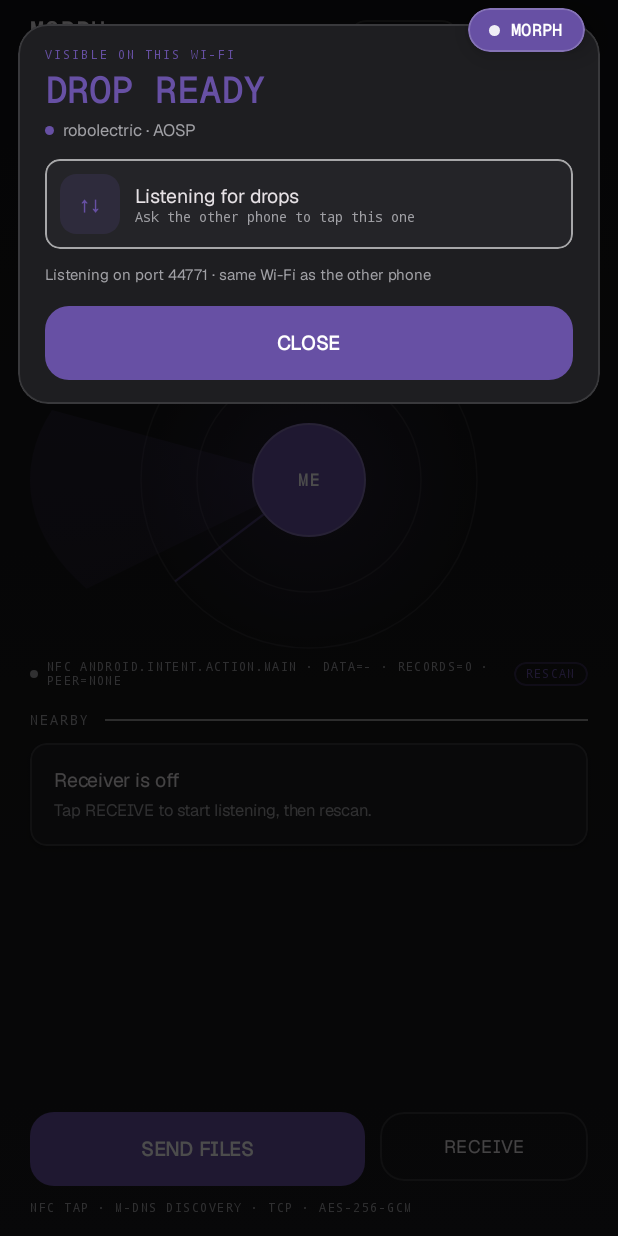
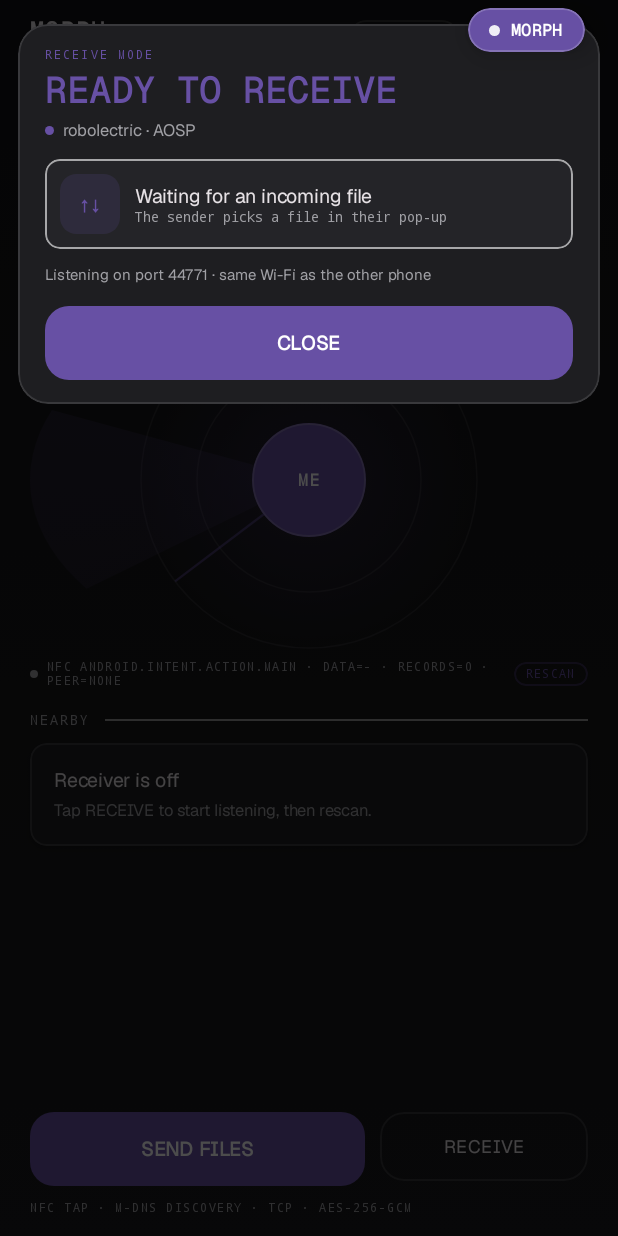
Before and after one commit to shad1k2/morph, an Android app built with Jetpack Compose: the screen it shows after launch (MainActivity), after a tap on "RECEIVE", on a phone screen of 412 x 824 dp. Run offline under Robolectric (Android 15) with nearby library versions, the phone set to English and light mode, and no system bars.

Commit message:
feat(ui): SEND/RECEIVE mode cards for NFC handoff

```diff
--- a/app/build.gradle.kts
+++ b/app/build.gradle.kts
@@ -11,8 +11,8 @@ android {
         applicationId = "io.morph.app"
         minSdk = 29
         targetSdk = 35
-        versionCode = 11
-        versionName = "0.6.0"
+        versionCode = 12
+        versionName = "0.6.1"
     }
 
     buildFeatures {
--- a/app/src/main/java/io/morph/app/MorphEngine.kt
+++ b/app/src/main/java/io/morph/app/MorphEngine.kt
@@ -70,6 +70,8 @@ data class DropUi(
     val ok: Boolean = true,
     /** Optional action shown on a READY card (e.g. "SEND FILE" after NFC tap). */
     val actionLabel: String? = null,
+    /** SEND for the tapping phone, RECEIVE for the tag owner / QS tile. */
+    val mode: String? = null,
 )
 
 /**
@@ -203,6 +205,7 @@ object MorphEngine {
                 shell = peer.shell,
                 message = "Connected over NFC · ${peer.host}",
                 actionLabel = "SEND FILE",
+                mode = "SEND",
             )
         )
     }
@@ -217,10 +220,11 @@ object MorphEngine {
                 peerName = deviceName(),
                 shell = ThemePrefs.selected(ctx),
                 message = "Listening on port $localPort · same Wi-Fi as the other phone",
+                mode = "RECEIVE",
             )
         )
         scope.launch {
-            delay(10_000)
+            delay(30_000)
             if (drop?.kind == DropKind.READY) publish(ctx, null)
         }
     }
--- a/app/src/main/java/io/morph/app/OverlayPopup.kt
+++ b/app/src/main/java/io/morph/app/OverlayPopup.kt
@@ -71,7 +71,8 @@ fun OverlayPopup(
             ) {
                 MonoLabel(
                     when {
-                        drop.kind == DropKind.READY -> "VISIBLE ON THIS WI-FI"
+                        drop.kind == DropKind.READY ->
+                            if (drop.mode == "SEND") "SEND MODE · NFC TAP" else "RECEIVE MODE"
                         incoming && phase == TransferPhase.PROMPT -> "INCOMING DROP"
                         incoming && phase == TransferPhase.RUNNING -> "RECEIVING"
                         incoming -> "TRANSFER COMPLETE"
@@ -86,7 +87,11 @@ fun OverlayPopup(
                 Text(
                     when {
                         drop.kind == DropKind.READY ->
-                            if (theme.uppercaseHeadline) "DROP READY" else "Drop ready"
+                            if (drop.mode == "SEND") {
+                                if (theme.uppercaseHeadline) "DROP READY" else "Drop ready"
+                            } else {
+                                if (theme.uppercaseHeadline) "READY TO RECEIVE" else "Ready to receive"
+                            }
                         incoming && phase == TransferPhase.PROMPT ->
                             if (theme.uppercaseHeadline) "DROP READY" else "Drop ready"
                         incoming && phase == TransferPhase.RUNNING -> "In flight"
@@ -128,7 +133,7 @@ fun OverlayPopup(
 
                 Spacer(Modifier.height(12.dp))
                 if (drop.kind == DropKind.READY) {
-                    ReadyRow(theme)
+                    ReadyRow(theme, drop.mode == "SEND")
                 } else {
                     OverlayFileRow(theme, drop)
                 }
@@ -205,7 +210,7 @@ fun OverlayPopup(
 }
 
 @Composable
-private fun ReadyRow(theme: ShellTheme) {
+private fun ReadyRow(theme: ShellTheme, sending: Boolean) {
     val shape = RoundedCornerShape(theme.radius * 0.5f)
     Row(
         Modifier
@@ -234,14 +239,14 @@ private fun ReadyRow(theme: ShellTheme) {
         Spacer(Modifier.width(10.dp))
         Column(Modifier.weight(1f)) {
             Text(
-                "Listening for drops",
+                if (sending) "Choose a file to send" else "Waiting for an incoming file",
                 color = theme.text,
                 fontFamily = theme.body ?: FontFamily.Default,
                 fontWeight = FontWeight.Medium,
                 fontSize = 13.sp,
             )
             Text(
-                "Ask the other phone to tap this one",
+                if (sending) "Tap SEND FILE below" else "The sender picks a file in their pop-up",
                 color = theme.dim,
                 fontFamily = FontFamily.Monospace,
                 fontSize = 9.sp,
--- a/app/src/main/java/io/morph/app/SettingsScreen.kt
+++ b/app/src/main/java/io/morph/app/SettingsScreen.kt
@@ -353,7 +353,7 @@ fun SettingsScreen(
                 .shellSurface(theme, RoundedCornerShape(theme.radius))
                 .padding(18.dp)
         ) {
-            ProtocolLine("Spec", "DROP/1 · v0.6.0", theme)
+            ProtocolLine("Spec", "DROP/1 · v0.6.1", theme)
             ProtocolLine("Handshake", "X25519 → HKDF-SHA256", theme)
             ProtocolLine("Payload", "AES-256-GCM", theme)
             ProtocolLine("Relay", "none · direct only", theme)
@@ -367,7 +367,7 @@ fun SettingsScreen(
         }
 
         Spacer(Modifier.height(22.dp))
-        MonoLabel("MORPH APP v0.6.0 · WORKING BUILD", theme.dim, size = 8, tracking = 1.1f)
+        MonoLabel("MORPH APP v0.6.1 · WORKING BUILD", theme.dim, size = 8, tracking = 1.1f)
         Spacer(Modifier.height(24.dp))
     }
 }
```
